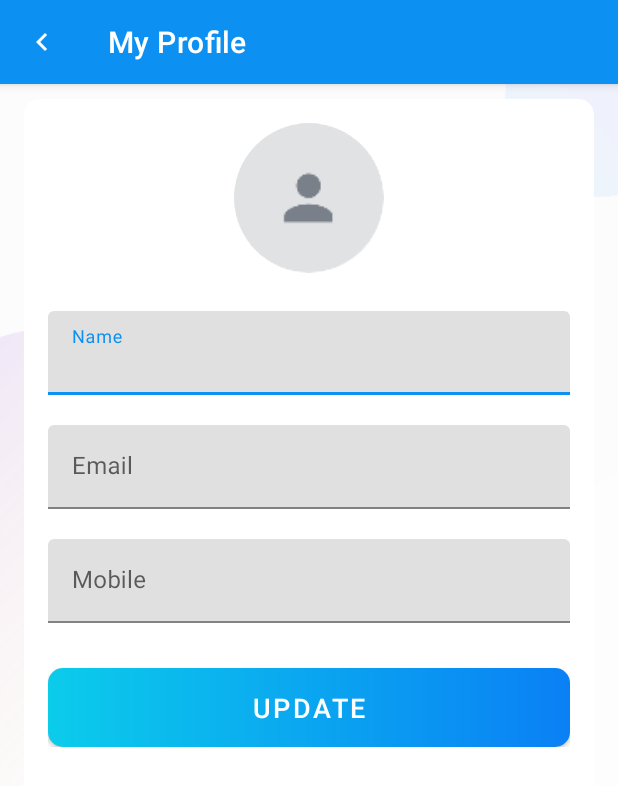
After one commit to joshuawaheed/learning-kotlin, an Android app: the MyProfileActivity screen opened directly, with no data from a screen before it, on a phone screen of 412 x 824 dp. The commit adds this screen. Shown: the top 786 px of the screen. Run offline under Robolectric (Android 15) with nearby library versions, the phone set to English and light mode, and no system bars; our stand-ins replace Firebase (no records; nobody signed in at launch, a user with empty details on screens opened directly); 6 statements that could not run were skipped.

Commit message:
Add functionality to update user details

```diff
--- a/Projemanag/app/build.gradle
+++ b/Projemanag/app/build.gradle
@@ -41,13 +41,10 @@ dependencies {
     implementation 'com.google.android.material:material:1.8.0'
     implementation 'androidx.constraintlayout:constraintlayout:2.1.4'
 
-    // Import the BoM for the Firebase platform
     implementation platform('com.google.firebase:firebase-bom:31.2.3')
-
-    // Add the dependency for the Firebase Authentication library
-    // When using the BoM, you don't specify versions in Firebase library dependencies
     implementation 'com.google.firebase:firebase-auth-ktx'
     implementation 'com.google.firebase:firebase-firestore-ktx'
+    implementation 'com.google.firebase:firebase-storage-ktx'
 
     implementation 'com.github.bumptech.glide:glide:4.15.0'
     annotationProcessor 'com.github.bumptech.glide:compiler:4.15.0'
--- /dev/null
+++ b/Projemanag/app/src/main/java/com/joshuawaheed/projemanag/activities/MyProfileActivity.kt
@@ -0,0 +1,253 @@
+package com.joshuawaheed.projemanag.activities
+
+import android.app.Activity
+import android.content.Intent
+import android.content.pm.PackageManager
+import android.net.Uri
+import androidx.appcompat.app.AppCompatActivity
+import android.os.Bundle
+import android.provider.MediaStore
+import android.util.Log
+import android.webkit.MimeTypeMap
+import android.widget.Button
+import android.widget.EditText
+import android.widget.ImageView
+import android.widget.Toast
+import androidx.appcompat.widget.Toolbar
+import androidx.core.app.ActivityCompat
+import androidx.core.content.ContextCompat
+import androidx.core.view.GravityCompat
+import androidx.drawerlayout.widget.DrawerLayout
+import com.bumptech.glide.Glide
+import com.google.firebase.storage.FirebaseStorage
+import com.google.firebase.storage.StorageReference
+import com.joshuawaheed.projemanag.R
+import com.joshuawaheed.projemanag.firebase.FirestoreClass
+import com.joshuawaheed.projemanag.models.User
+import com.joshuawaheed.projemanag.utils.Constants
+import java.io.IOException
+
+class MyProfileActivity : BaseActivity() {
+    companion object {
+        private const val READ_STORAGE_PERMISSION_CODE = 1
+        private const val PICK_IMAGE_REQUEST_CODE = 2
+    }
+
+    private lateinit var mIvUserImage: ImageView
+    private lateinit var mUserDetails: User
+
+    private var mSelectedImageFileUri: Uri? = null
+    private var mProfileImageUrl: String = ""
+
+    @Deprecated("Deprecated in Java")
+    override fun onActivityResult(requestCode: Int, resultCode: Int, data: Intent?) {
+        super.onActivityResult(requestCode, resultCode, data)
+
+        if (
+            resultCode == Activity.RESULT_OK &&
+            requestCode == PICK_IMAGE_REQUEST_CODE &&
+            data!!.data != null
+        ) {
+            mSelectedImageFileUri = data.data
+
+            try {
+                Glide
+                    .with(this)
+                    .load(mSelectedImageFileUri)
+                    .centerCrop()
+                    .placeholder(R.drawable.ic_user_place_holder)
+                    .into(mIvUserImage)
+            } catch (e: IOException) {
+                e.printStackTrace()
+            }
+        }
+    }
+
+    override fun onCreate(savedInstanceState: Bundle?) {
+        super.onCreate(savedInstanceState)
+
+        setContentView(R.layout.activity_my_profile)
+
+        mIvUserImage = findViewById(R.id.iv_my_profile_user_image)
+
+        setupActionBar()
+
+        FirestoreClass().loadUserData(this)
+
+        mIvUserImage.setOnClickListener {
+            val checkReadExternalStoragePermission = ContextCompat.checkSelfPermission(
+                this,
+                android.Manifest.permission.READ_EXTERNAL_STORAGE
+            )
+
+            if (checkReadExternalStoragePermission == PackageManager.PERMISSION_GRANTED) {
+                showImageChooser()
+            } else {
+                ActivityCompat.requestPermissions(
+                    this,
+                    arrayOf(android.Manifest.permission.READ_EXTERNAL_STORAGE),
+                    READ_STORAGE_PERMISSION_CODE
+                )
+            }
+        }
+
+        val btnUpdate: Button = findViewById(R.id.btn_my_profile_update)
+
+        btnUpdate.setOnClickListener {
+            if (mSelectedImageFileUri != null) {
+                uploadUserImage()
+            } else {
+                showProgressDialog(resources.getString(R.string.please_wait))
+                updateUserProfileData()
+            }
+        }
+    }
+
+    override fun onRequestPermissionsResult(
+        requestCode: Int,
+        permissions: Array<out String>,
+        grantResults: IntArray
+    ) {
+        super.onRequestPermissionsResult(requestCode, permissions, grantResults)
+
+        if (requestCode == READ_STORAGE_PERMISSION_CODE) {
+            if (grantResults.isNotEmpty() && grantResults[0] == PackageManager.PERMISSION_GRANTED) {
+                showImageChooser()
+            } else {
+                Toast.makeText(
+                    this,
+                    "Oops, you just denied the permission for storage. " +
+                    "You can also allow it from settings.",
+                    Toast.LENGTH_LONG
+                ).show()
+            }
+        }
+    }
+
+    fun profileUpdateSuccess() {
+        hideProgressDialog()
+        setResult(Activity.RESULT_OK)
+        finish()
+    }
+
+    fun setUserDataInUI(user: User) {
+        mUserDetails = user
+
+        try {
+            Glide
+                .with(this)
+                .load(mUserDetails.image)
+                .centerCrop()
+                .placeholder(R.drawable.ic_user_place_holder)
+                .into(mIvUserImage)
+        } catch (e: IOException) {
+            e.printStackTrace()
+        }
+
+        val etName: EditText = findViewById(R.id.et_name_my_profile)
+
+        etName.setText(mUserDetails.name)
+
+        val etEmail: EditText = findViewById(R.id.et_email_my_profile)
+
+        etEmail.setText(mUserDetails.email)
+
+        val etMobile: EditText = findViewById(R.id.et_mobile_my_profile)
+
+        if (mUserDetails.mobile != 0L) {
+            etMobile.setText(mUserDetails.mobile.toString())
+        }
+    }
+
+    private fun getFileExtension(uri: Uri?): String? {
+        return MimeTypeMap.getSingleton().getExtensionFromMimeType(contentResolver.getType(uri!!))
+    }
+
+    private fun setupActionBar() {
+        val toolbar: Toolbar = findViewById(R.id.toolbar_my_profile_activity)
+
+        setSupportActionBar(toolbar)
+
+        val actionBar = supportActionBar
+
+        if (actionBar != null) {
+            actionBar.setDisplayHomeAsUpEnabled(true)
+            actionBar.setHomeAsUpIndicator(R.drawable.ic_white_color_back_24dp)
+            actionBar.title = resources.getString(R.string.my_profile_title)
+        }
+
+        toolbar.setNavigationOnClickListener {
+            onBackPressedDispatcher.onBackPressed()
+        }
+    }
+
+    private fun showImageChooser() {
+        val galleryIntent = Intent(
+            Intent.ACTION_PICK,
+            MediaStore.Images.Media.EXTERNAL_CONTENT_URI
+        )
+
+        startActivityForResult(galleryIntent, PICK_IMAGE_REQUEST_CODE)
+    }
+
+    private fun updateUserProfileData() {
+        val userHashMap = HashMap<String, Any>()
+
+        if (mProfileImageUrl.isNotEmpty() && mProfileImageUrl != mUserDetails.image) {
+            userHashMap[Constants.IMAGE] = mProfileImageUrl
+        }
+
+        val etName: EditText = findViewById(R.id.et_name_my_profile)
+
+        if (etName.text.toString() != mUserDetails.name) {
+            userHashMap[Constants.NAME] = etName.text.toString()
+        }
+
+        val etMobile: EditText = findViewById(R.id.et_mobile_my_profile)
+
+        if (etMobile.text.toString() != mUserDetails.mobile.toString()) {
+            userHashMap[Constants.MOBILE] = etMobile.text.toString().toLong()
+        }
+
+        FirestoreClass().updateUserProfileData(this, userHashMap)
+    }
+
+    private fun uploadUserImage() {
+        showProgressDialog(resources.getString(R.string.please_wait))
+
+        if (mSelectedImageFileUri != null) {
+            val sRef: StorageReference = FirebaseStorage
+                .getInstance()
+                .reference
+                .child(
+                    "USER_IMAGE" +
+                    System.currentTimeMillis() +
+                    "." +
+                    getFileExtension(mSelectedImageFileUri)
+                )
+
+            sRef.putFile(mSelectedImageFileUri!!).addOnSuccessListener {
+                taskSnapshot ->
+                val downloadUrl = taskSnapshot.metadata!!.reference!!.downloadUrl
+
+                Log.i("Firebase Image URL", downloadUrl.toString())
+
+                downloadUrl.addOnSuccessListener {
+                    uri ->
+                    Log.i("Downloadable Image URL", uri.toString())
+                    mProfileImageUrl = uri.toString()
+                    updateUserProfileData()
+                }
+            }.addOnFailureListener {
+                exception ->
+                Toast.makeText(
+                    this@MyProfileActivity,
+                    exception.message,
+                    Toast.LENGTH_LONG
+                ).show()
+
+                hideProgressDialog()
+            }
+        }
+    }
+}
--- a/Projemanag/app/src/main/java/com/joshuawaheed/projemanag/activities/SignInActivity.kt
+++ b/Projemanag/app/src/main/java/com/joshuawaheed/projemanag/activities/SignInActivity.kt
@@ -78,7 +78,7 @@ class SignInActivity : BaseActivity() {
                     if (task.isSuccessful) {
                         Log.d("Sign in", "createUserWithEmail:success")
                         val user = auth.currentUser
-                        FirestoreClass().signInUser(this@SignInActivity)
+                        FirestoreClass().loadUserData(this@SignInActivity)
                     } else {
                         hideProgressDialog()
 
--- a/Projemanag/app/src/main/java/com/joshuawaheed/projemanag/utils/Constants.kt
+++ b/Projemanag/app/src/main/java/com/joshuawaheed/projemanag/utils/Constants.kt
@@ -2,4 +2,7 @@ package com.joshuawaheed.projemanag.utils
 
 object Constants {
     const val USERS: String = "users"
+    const val IMAGE: String = "image"
+    const val NAME: String = "name"
+    const val MOBILE: String = "mobile"
 }
--- /dev/null
+++ b/Projemanag/app/src/main/res/drawable/ic_white_color_back_24dp.xml
@@ -0,0 +1,10 @@
+<vector xmlns:android="http://schemas.android.com/apk/res/android"
+    android:width="24dp"
+    android:height="24dp"
+    android:tint="#FFFFFF"
+    android:viewportWidth="24.0"
+    android:viewportHeight="24.0">
+    <path
+        android:fillColor="@android:color/white"
+        android:pathData="M15.41,7.41L14,6l-6,6 6,6 1.41,-1.41L10.83,12z" />
+</vector>
--- /dev/null
+++ b/Projemanag/app/src/main/res/layout/activity_my_profile.xml
@@ -0,0 +1,120 @@
+<?xml version="1.0" encoding="utf-8"?>
+<LinearLayout
+    xmlns:android="http://schemas.android.com/apk/res/android"
+    xmlns:app="http://schemas.android.com/apk/res-auto"
+    xmlns:tools="http://schemas.android.com/tools"
+    android:layout_width="match_parent"
+    android:layout_height="match_parent"
+    android:orientation="vertical"
+    tools:context=".activities.MyProfileActivity">
+
+    <com.google.android.material.appbar.AppBarLayout
+        android:layout_height="wrap_content"
+        android:layout_width="match_parent"
+        android:theme="@style/Theme.Projemanag.AppBarOverlay">
+
+        <androidx.appcompat.widget.Toolbar
+            android:id="@+id/toolbar_my_profile_activity"
+            android:layout_width="match_parent"
+            android:layout_height="?attr/actionBarSize"
+            android:background="?attr/colorPrimary"
+            app:popupTheme="@style/Theme.Projemanag.PopupOverlay" />
+
+    </com.google.android.material.appbar.AppBarLayout>
+
+    <LinearLayout
+        android:layout_height="match_parent"
+        android:layout_width="match_parent"
+        android:background="@drawable/ic_background">
+
+        <androidx.cardview.widget.CardView
+            android:layout_width="match_parent"
+            android:layout_height="match_parent"
+            android:layout_marginStart="@dimen/my_profile_screen_content_marginStartEnd"
+            android:layout_marginTop="@dimen/my_profile_screen_content_marginTopBottom"
+            android:layout_marginEnd="@dimen/my_profile_screen_content_marginStartEnd"
+            android:layout_marginBottom="@dimen/my_profile_screen_content_marginTopBottom"
+            android:elevation="@dimen/card_view_elevation"
+            app:cardCornerRadius="@dimen/card_view_corner_radius">
+
+            <LinearLayout
+                android:layout_width="match_parent"
+                android:layout_height="wrap_content"
+                android:gravity="center_horizontal"
+                android:orientation="vertical"
+                android:padding="@dimen/my_profile_screen_content_padding">
+
+                <com.google.android.material.imageview.ShapeableImageView
+                    android:contentDescription="@string/image_contentDescription"
+                    android:id="@+id/iv_my_profile_user_image"
+                    android:layout_width="@dimen/my_profile_user_image_size"
+                    android:layout_height="@dimen/my_profile_user_image_size"
+                    android:src="@drawable/ic_user_place_holder"
+                    app:shapeAppearanceOverlay="@style/circleImageView" />
+
+                <com.google.android.material.textfield.TextInputLayout
+                    android:layout_width="match_parent"
+                    android:layout_height="wrap_content"
+                    android:layout_marginTop="@dimen/my_profile_name_til_marginTop">
+
+                    <androidx.appcompat.widget.AppCompatEditText
+                        android:id="@+id/et_name_my_profile"
+                        android:layout_width="match_parent"
+                        android:layout_height="wrap_content"
+                        android:hint="@string/name"
+                        android:textSize="@dimen/et_text_size" />
+
+                </com.google.android.material.textfield.TextInputLayout>
+
+                <com.google.android.material.textfield.TextInputLayout
+                    android:layout_width="match_parent"
+                    android:layout_height="wrap_content"
+                    android:layout_marginTop="@dimen/my_profile_et_email_marginTop">
+
+                    <androidx.appcompat.widget.AppCompatEditText
+                        android:id="@+id/et_email_my_profile"
+                        android:layout_width="match_parent"
+                        android:layout_height="wrap_content"
+                        android:focusable="false"
+                        android:focusableInTouchMode="false"
+                        android:hint="@string/email"
+                        android:inputType="textEmailAddress"
+                        android:textSize="@dimen/et_text_size" />
+
+                </com.google.android.material.textfield.TextInputLayout>
+
+                <com.google.android.material.textfield.TextInputLayout
+                    android:layout_width="match_parent"
+                    android:layout_height="wrap_content"
+                    android:layout_marginTop="@dimen/my_profile_et_mobile_marginTop">
+
+                    <androidx.appcompat.widget.AppCompatEditText
+                        android:id="@+id/et_mobile_my_profile"
+                        android:layout_width="match_parent"
+                        android:layout_height="wrap_content"
+                        android:hint="@string/mobile"
+                        android:inputType="phone"
+                        android:textSize="@dimen/et_text_size" />
+
+                </com.google.android.material.textfield.TextInputLayout>
+
+                <Button
+                    android:background="@drawable/shape_button_rounded"
+                    android:foreground="?attr/selectableItemBackground"
+                    android:gravity="center"
+                    android:id="@+id/btn_my_profile_update"
+                    android:layout_gravity="center"
+                    android:layout_height="wrap_content"
+                    android:layout_marginTop="@dimen/my_profile_btn_update_marginTop"
+                    android:layout_width="match_parent"
+                    android:paddingBottom="@dimen/btn_paddingTopBottom"
+                    android:paddingTop="@dimen/btn_paddingTopBottom"
+                    android:text="@string/update"
+                    android:textColor="@android:color/white"
+                    android:textSize="@dimen/btn_text_size"
+                    app:backgroundTint="@null" />
+            </LinearLayout>
+        </androidx.cardview.widget.CardView>
+    </LinearLayout>
+
+</LinearLayout>
--- a/Projemanag/app/src/main/res/values/dimens.xml
+++ b/Projemanag/app/src/main/res/values/dimens.xml
@@ -40,4 +40,12 @@
     <dimen name="nav_user_name_text_size">18sp</dimen>
     <dimen name="nav_image_circular_border_width">1dp</dimen>
     <dimen name="nav_divider_height">0.5dp</dimen>
+    <dimen name="my_profile_screen_content_marginStartEnd">16dp</dimen>
+    <dimen name="my_profile_screen_content_marginTopBottom">10dp</dimen>
+    <dimen name="my_profile_screen_content_padding">16dp</dimen>
+    <dimen name="my_profile_user_image_size">100dp</dimen>
+    <dimen name="my_profile_name_til_marginTop">25dp</dimen>
+    <dimen name="my_profile_et_email_marginTop">20dp</dimen>
+    <dimen name="my_profile_et_mobile_marginTop">20dp</dimen>
+    <dimen name="my_profile_btn_update_marginTop">30dp</dimen>
 </resources>
--- a/Projemanag/app/src/main/res/values/strings.xml
+++ b/Projemanag/app/src/main/res/values/strings.xml
@@ -14,4 +14,7 @@
     <string name="please_wait">Please Wait&#8230;</string>
     <string name="nav_my_profile">My Profile</string>
     <string name="nav_sign_out">Sign Out</string>
+    <string name="mobile">Mobile</string>
+    <string name="update">UPDATE</string>
+    <string name="my_profile_title">My Profile</string>
 </resources>
```
Also changed, not shown: Projemanag/app/src/main/AndroidManifest.xml (+34 -20 lines), Projemanag/app/src/main/java/com/joshuawaheed/projemanag/activities/MainActivity.kt (+19 -6 lines), Projemanag/app/src/main/java/com/joshuawaheed/projemanag/firebase/FirestoreClass.kt (+52 -20 lines).
